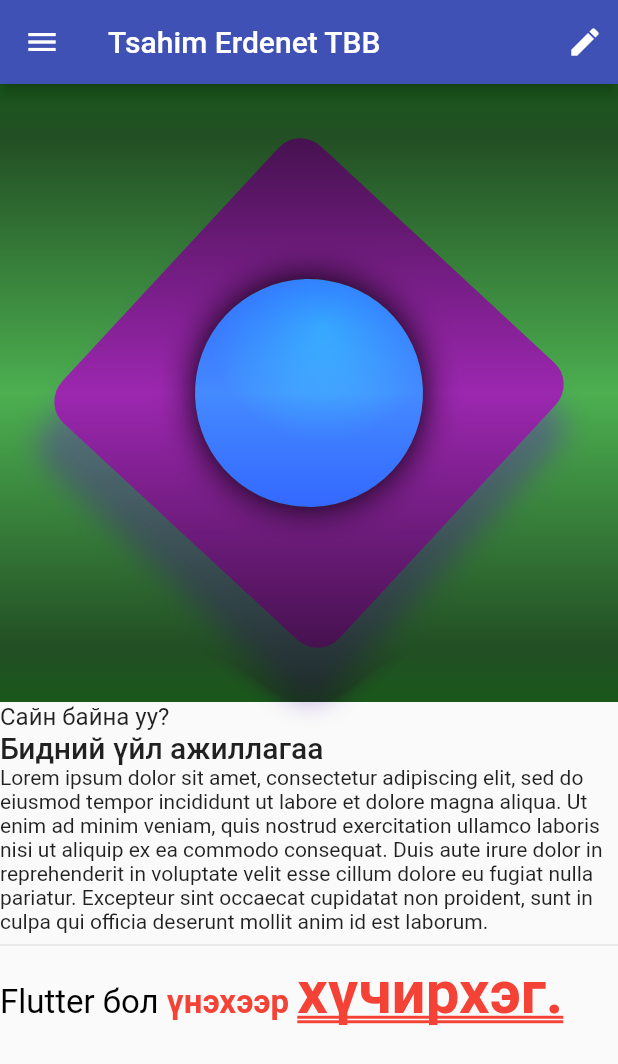
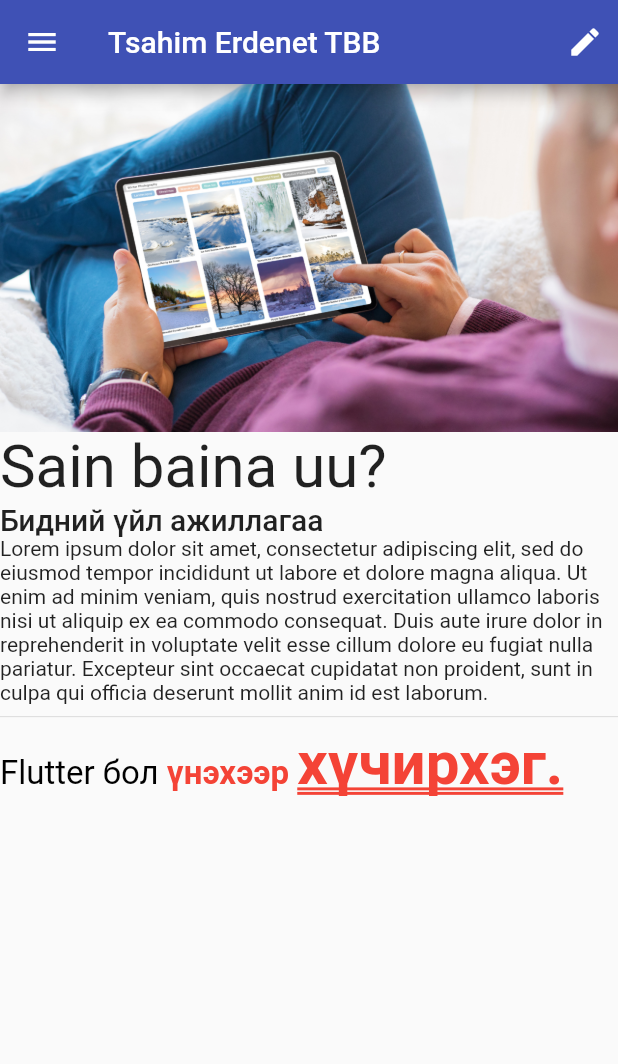
Before and after one commit to atuvshinjargal/Mobile_course, a Flutter app: the screen it shows after launch, on a phone screen of 412 x 824 dp. Shown: the top 1064 px of the screen. Run offline on Flutter 3.47's test engine with Material 2 defaults, Android fonts, the phone set to English and light mode, and no system bars; our stand-ins replace google_fonts.

```diff
--- a/lib/basic_screen.dart
+++ b/lib/basic_screen.dart
@@ -20,12 +20,9 @@ class BasicScreen extends StatelessWidget {
       ),
       body: Column(
         crossAxisAlignment: CrossAxisAlignment.start,
-        children: const [
-          AspectRatio(
-            aspectRatio: 1.0,
-            child: MyFirstWidget(),
-          ),
-          MyText(),
+        children: [
+          Image.asset('assets/image.png'),
+          const MyText(),
         ],
       ),
       drawer: Drawer(
--- a/lib/my_text.dart
+++ b/lib/my_text.dart
@@ -3,6 +3,7 @@ import 'package:flutter/src/foundation/key.dart';
 import 'package:flutter/src/widgets/framework.dart';
 
 import 'package:flutter/material.dart';
+import 'package:google_fonts/google_fonts.dart';
 
 class MyText extends StatelessWidget {
   const MyText({Key? key}) : super(key: key);
@@ -12,11 +13,9 @@ class MyText extends StatelessWidget {
     return Column(
       crossAxisAlignment: CrossAxisAlignment.start,
       children: <Widget>[
-        const Text(
-          "Сайн байна уу?",
-          style: TextStyle(
-            fontSize: 16,
-          ),
+        Text(
+          "Sain baina uu?",
+          style: GoogleFonts.leckerliOne(fontSize: 40),
         ),
         Text(
           'Бидний үйл ажиллагаа',
--- a/pubspec.yaml
+++ b/pubspec.yaml
@@ -34,6 +34,7 @@ dependencies:
   # The following adds the Cupertino Icons font to your application.
   # Use with the CupertinoIcons class for iOS style icons.
   cupertino_icons: ^1.0.2
+  google_fonts: ^3.0.1
 
 dev_dependencies:
   flutter_test:
@@ -58,8 +59,8 @@ flutter:
   uses-material-design: true
 
   # To add assets to your application, add an assets section, like this:
-  # assets:
-  #   - images/a_dot_burr.jpeg
+  assets:
+      - assets/
   #   - images/a_dot_ham.jpeg
 
   # An image asset can refer to one or more resolution-specific "variants", see
```
Also changed, not shown: assets/image.png (added), pubspec.lock, 10 other files.
